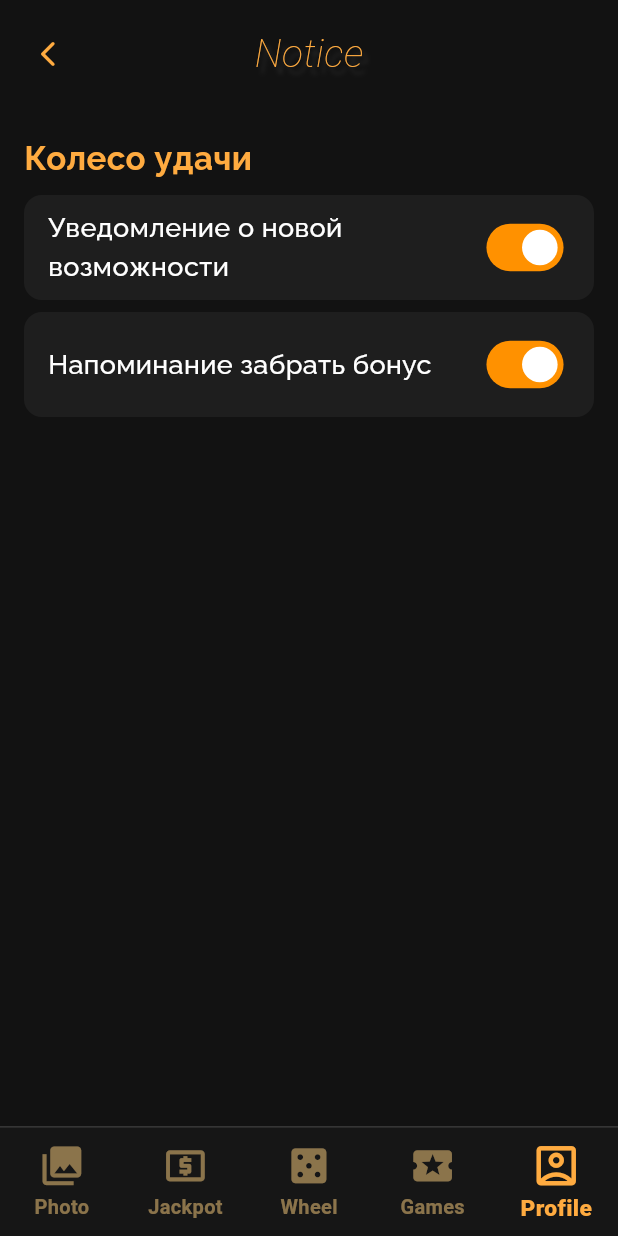
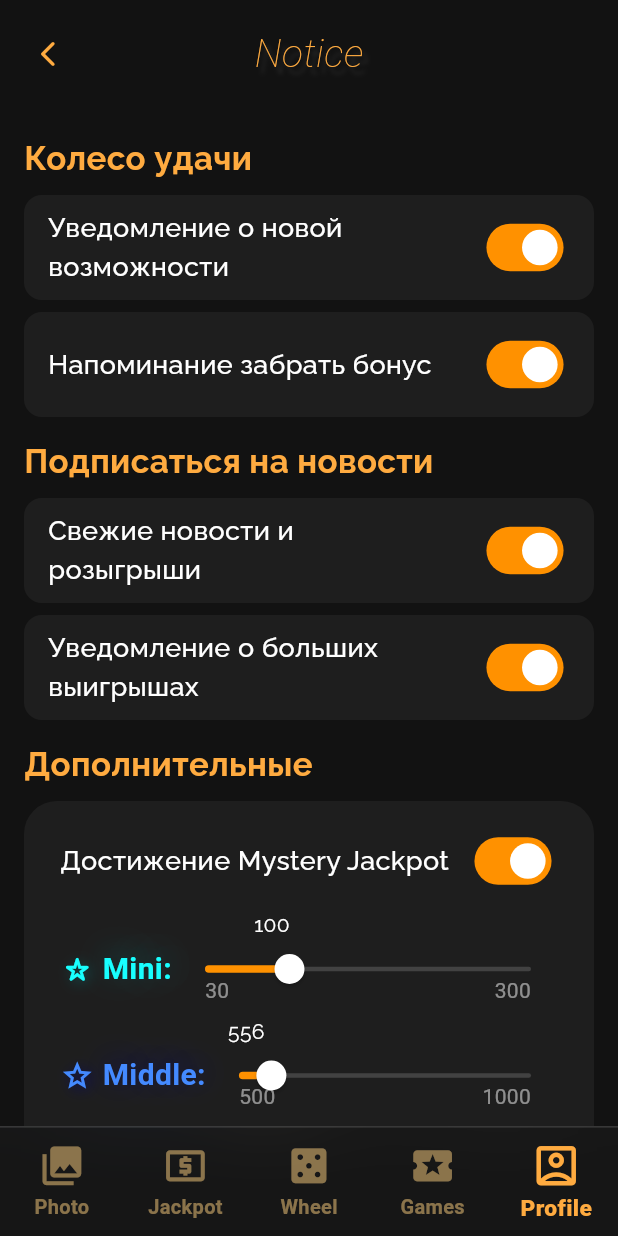
Before and after one commit to TrollBRUNO/iPA_Test_Flutter, a Flutter app: the NotificationPage screen opened by its route, on a phone screen of 412 x 824 dp. Run offline on Flutter 3.47's test engine with Material 3 defaults, Android fonts, the phone set to English and light mode, and no system bars; our stand-ins replace another_flushbar, confetti, dio, easy_localization, flutter_fortune_wheel, flutter_local_notifications and 10 more; missing offline and left inert: flutter_inappwebview, mqtt_client, workmanager; accounts and stored records are empty; network calls fail; Roboto replaces fonts that are missing (Jura).

Commit message:
сделал основу и визуал для уведомления с джекпотами (но пока не воркает)

```diff
--- /dev/null
+++ b/lib/config/mystery_notification_config.dart
@@ -0,0 +1,152 @@
+import 'package:first_app_flutter/services/notification_service.dart';
+import 'package:shared_preferences/shared_preferences.dart';
+
+class MysteryNotificationConfig {
+  final int id;
+  final String title;
+  final String body;
+  final int hour;
+  final int minute;
+  final String prefKey; // для switch
+
+  // Mystery значения
+  double miniMystery;
+  double middleMystery;
+  double megaMystery;
+
+  // Диапазоны для Slider
+  final double miniMin;
+  final double miniMax;
+
+  final double middleMin;
+  final double middleMax;
+
+  final double megaMin;
+  final double megaMax;
+
+  MysteryNotificationConfig({
+    required this.id,
+    required this.title,
+    required this.body,
+    required this.hour,
+    required this.minute,
+    required this.prefKey,
+
+    // значения по умолчанию
+    this.miniMystery = 99.99,
+    this.middleMystery = 555.55,
+    this.megaMystery = 7777.77,
+
+    // диапазоны slider
+    this.miniMin = 30,
+    this.miniMax = 300,
+
+    this.middleMin = 500,
+    this.middleMax = 1000,
+
+    this.megaMin = 3000,
+    this.megaMax = 10000,
+  });
+
+  /// ======== Ключи для хранения ========
+  String get miniKey => '${prefKey}_mini';
+  String get middleKey => '${prefKey}_middle';
+  String get megaKey => '${prefKey}_mega';
+
+  /// Загрузка всех mystery значений
+  Future<void> loadMysteryValues() async {
+    final prefs = await SharedPreferences.getInstance();
+    miniMystery = prefs.getDouble(miniKey) ?? miniMystery;
+    middleMystery = prefs.getDouble(middleKey) ?? middleMystery;
+    megaMystery = prefs.getDouble(megaKey) ?? megaMystery;
+  }
+
+  /// Сохранение всех mystery значений
+  Future<void> saveMysteryValues() async {
+    final prefs = await SharedPreferences.getInstance();
+    await prefs.setDouble(miniKey, miniMystery);
+    await prefs.setDouble(middleKey, middleMystery);
+    await prefs.setDouble(megaKey, megaMystery);
+  }
+}
+
+/// ======
+/// 2. Менеджер Mystery уведомлений
+/// ======
+class MysteryNotificationManager {
+  /// Список mystery уведомлений
+  static final MysteryNotificationConfig mysteryConfig =
+      MysteryNotificationConfig(
+        id: 101,
+        title: 'Достижение Mystery Jackpot',
+        body: 'Один из уровней достиг порога',
+        hour: 21,
+        minute: 00,
+        prefKey: 'mystery_main',
+      );
+
+  /// ===== Switch SAVE =====
+  static Future<void> saveSwitchState(String key, bool value) async {
+    final prefs = await SharedPreferences.getInstance();
+    await prefs.setBool(key, value);
+  }
+
+  /// ===== Switch LOAD =====
+  static Future<bool> loadSwitchState(String key, bool def) async {
+    final prefs = await SharedPreferences.getInstance();
+    return prefs.getBool(key) ?? def;
+  }
+
+  /// ===== Включение / отключение уведомления =====
+  static Future<void> toggleMysteryNotification(
+    MysteryNotificationConfig config,
+    bool enabled,
+  ) async {
+    await saveSwitchState(config.prefKey, enabled);
+
+    if (!enabled) {
+      await NotificationService().cancelNotification(config.id);
+      return;
+    }
+
+    // Подгружаем mystery значения перед запуском
+    await config.loadMysteryValues();
+    await config.saveMysteryValues();
+
+    await NotificationService().showDailyNotification(
+      id: config.id,
+      title: config.title,
+      body:
+          '${config.body}\nMini: ${config.miniMystery.toStringAsFixed(2)}, Middle: ${config.middleMystery.toStringAsFixed(2)}, Mega: ${config.megaMystery.toStringAsFixed(2)}',
+      hour: config.hour,
+      minute: config.minute,
+    );
+  }
+
+  static Future<void> initializeMysteryNotifications() async {
+    final config = mysteryConfig;
+
+    final isEnabled = await loadSwitchState(config.prefKey, true);
+
+    await config.loadMysteryValues();
+
+    if (isEnabled) {
+      await NotificationService().showDailyNotification(
+        id: config.id,
+        title: config.title,
+        body:
+            '${config.body}\nMini: ${config.miniMystery.toStringAsFixed(2)}, Middle: ${config.middleMystery.toStringAsFixed(2)}, Mega: ${config.megaMystery.toStringAsFixed(2)}',
+        hour: config.hour,
+        minute: config.minute,
+      );
+    } else {
+      await NotificationService().cancelNotification(config.id);
+    }
+  }
+
+  static Future<void> deactivateAll() async {
+    final config = mysteryConfig;
+    await NotificationService().cancelNotification(config.id);
+    await saveSwitchState(config.prefKey, false);
+  }
+}
--- a/lib/screens/notification_screen.dart
+++ b/lib/screens/notification_screen.dart
@@ -1,6 +1,8 @@
 import 'package:easy_localization/easy_localization.dart';
+import 'package:first_app_flutter/config/mystery_notification_config.dart';
 import 'package:first_app_flutter/config/notification_config.dart';
 import 'package:first_app_flutter/utils/adaptive_sizes.dart';
+import 'package:first_app_flutter/widgets/mystery_notification_widget.dart';
 import 'package:flutter/material.dart';
 import 'package:flutter/services.dart';
 import 'package:flutter_local_notifications/flutter_local_notifications.dart';
@@ -191,15 +193,16 @@ class _NotificationState extends State<NotificationPage> {
                             NotificationManager.notifications[1],
                           ]),
 
-                          /* sectionTitle("Подписаться на новости"),
+                          sectionTitle("Подписаться на новости"),
                           ..._buildNotificationSection([
                             NotificationManager.notifications[2],
                             NotificationManager.notifications[3],
                           ]),
                           sectionTitle("Дополнительные"),
-                          ..._buildNotificationSection([
-                            NotificationManager.notifications[4],
-                          ]), */
+                          MysteryNotificationTile(
+                            config: MysteryNotificationManager.mysteryConfig,
+                          ),
+
                           const SizedBox(height: 20),
                         ],
                       ),
--- /dev/null
+++ b/lib/widgets/mystery_notification_widget.dart
@@ -0,0 +1,290 @@
+import 'package:first_app_flutter/config/mystery_notification_config.dart';
+import 'package:first_app_flutter/utils/adaptive_sizes.dart';
+import 'package:flutter/material.dart';
+import 'package:google_fonts/google_fonts.dart';
+
+class MysteryNotificationTile extends StatefulWidget {
+  final MysteryNotificationConfig config;
+
+  const MysteryNotificationTile({super.key, required this.config});
+
+  @override
+  State<MysteryNotificationTile> createState() =>
+      _MysteryNotificationTileState();
+}
+
+class _MysteryNotificationTileState extends State<MysteryNotificationTile> {
+  bool enabled = true;
+
+  @override
+  void initState() {
+    super.initState();
+    load();
+  }
+
+  Future<void> load() async {
+    enabled = await MysteryNotificationManager.loadSwitchState(
+      widget.config.prefKey,
+      true,
+    );
+
+    await widget.config.loadMysteryValues();
+    setState(() {});
+  }
+
+  Future<void> toggle(bool v) async {
+    setState(() => enabled = v);
+    await MysteryNotificationManager.toggleMysteryNotification(
+      widget.config,
+      v,
+    );
+  }
+
+  Widget sliderRow({
+    required String label,
+    required double value,
+    required double min,
+    required double max,
+    required Color labelColor,
+    required Color shadowColor,
+    required IconData iconJackpot,
+    required Function(double) onChange,
+  }) {
+    return Padding(
+      padding: const EdgeInsets.only(top: 30, bottom: 5),
+      child: Column(
+        crossAxisAlignment: CrossAxisAlignment.start,
+        children: [
+          Row(
+            children: [
+              Icon(
+                iconJackpot,
+                color: labelColor,
+                size: AdaptiveSizes.getJackpotCountSize() + 3,
+                shadows: [
+                  Shadow(
+                    color: shadowColor,
+                    blurRadius: 10,
+                    offset: Offset(2, 2),
+                  ),
+                ],
+              ),
+
+              SizedBox(width: AdaptiveSizes.w(0.01288)),
+              Text(
+                label,
+                style: TextStyle(
+                  color: labelColor,
+                  fontWeight: FontWeight.bold,
+                  fontSize: AdaptiveSizes.getJackpotCountSize(),
+                  shadows: [
+                    Shadow(
+                      color: shadowColor,
+                      blurRadius: 25,
+                      offset: const Offset(2, -3),
+                    ),
+                  ],
+                ),
+              ) /*
+              const Spacer(),
+              Text(
+                value.toStringAsFixed(0),
+                style: TextStyle(
+                  color: Colors.white,
+                  fontWeight: FontWeight.bold,
+                  fontSize: AdaptiveSizes.getJackpotCountSize(),
+                ),
+              ), */,
+
+              SizedBox(width: AdaptiveSizes.w(0.01)),
+
+              // Слайдер с value над ползунком
+              Expanded(
+                child: LayoutBuilder(
+                  builder: (context, constraints) {
+                    final sliderWidth = constraints.maxWidth;
+                    final thumbPos =
+                        ((value - min) / (max - min)) * sliderWidth;
+
+                    return Stack(
+                      clipBehavior: Clip.none,
+                      children: [
+                        SliderTheme(
+                          data: SliderTheme.of(context).copyWith(
+                            thumbShape: const RoundSliderThumbShape(
+                              enabledThumbRadius: 10,
+                            ),
+                            overlayShape: RoundSliderOverlayShape(
+                              overlayRadius: 18,
+                            ),
+                            trackHeight: 3,
+                            activeTrackColor: Colors.orangeAccent[400],
+                            inactiveTrackColor: Colors.grey[800],
+                            thumbColor: Colors.white,
+                            overlayColor: Colors.white12,
+                          ),
+                          child: Slider(
+                            min: min,
+                            max: max,
+                            value: value,
+                            onChanged: (v) {
+                              setState(() => onChange(v));
+                              widget.config.saveMysteryValues();
+                            },
+                          ),
+                        ),
+                        Positioned(
+                          left: thumbPos - 15, // сдвиг для центрирования
+                          bottom: 37.5, // над слайдером
+                          child: Text(
+                            value.toStringAsFixed(0),
+                            style: GoogleFonts.raleway(
+                              color: Colors.white,
+                              fontSize:
+                                  AdaptiveSizes.getFontCreditBalanceSize(),
+                            ),
+                          ),
+                        ),
+                        Positioned(
+                          left: 18,
+                          bottom: -6,
+                          child: Opacity(
+                            opacity: 0.5,
+                            child: Text(
+                              min.toStringAsFixed(0),
+                              style: TextStyle(
+                                color: Colors.white,
+                                fontSize: 14,
+                              ),
+                            ),
+                          ),
+                        ),
+                        Positioned(
+                          right: 18,
+                          bottom: -6,
+                          child: Opacity(
+                            opacity: 0.5,
+                            child: Text(
+                              max.toStringAsFixed(0),
+                              style: TextStyle(
+                                color: Colors.white,
+                                fontSize: 14,
+                              ),
+                            ),
+                          ),
+                        ),
+                      ],
+                    );
+                  },
+                ),
+              ),
+            ],
+          ),
+        ],
+      ),
+    );
+  }
+
+  @override
+  Widget build(BuildContext context) {
+    final cfg = widget.config;
+
+    return Padding(
+      padding: AdaptiveSizes.getNotificationPadding2(),
+      child: Container(
+        padding: const EdgeInsets.symmetric(horizontal: 24.0, vertical: 16.0),
+        decoration: BoxDecoration(
+          color: const Color(0xFF1E1E1E),
+          borderRadius: BorderRadius.circular(22),
+        ),
+        child: Column(
+          children: [
+            // Header row (TITLE + SWITCH)
+            Row(
+              children: [
+                Expanded(
+                  child: Text(
+                    cfg.title,
+                    style: GoogleFonts.raleway(
+                      fontSize: AdaptiveSizes.getFontInfoSize(),
+                      color: Colors.white,
+                      fontWeight: FontWeight.w500,
+                    ),
+                  ),
+                ),
+                Transform.scale(
+                  scale: AdaptiveSizes.getNotificationSwitchSize(),
+                  child: Switch(
+                    // первые два мб надо будет поменять на что-то по типу:
+                    // value: value,
+                    // onChanged: onChanged,
+                    value: enabled,
+                    onChanged: toggle,
+                    activeColor: Colors.white,
+                    activeTrackColor: Colors.orangeAccent[400],
+                    inactiveThumbColor: Colors.grey[600],
+                    inactiveTrackColor: Colors.grey[800],
+                  ),
+                ),
+              ],
+            ),
+            /* Divider(
+              height: AdaptiveSizes.getDividerProfileHeight(),
+              color: Colors.white,
+            ), */
+            // --- MINI ---
+            sliderRow(
+              label: "Mini:",
+              value: cfg.miniMystery,
+              min: cfg.miniMin,
+              max: cfg.miniMax,
+              labelColor: Colors.cyanAccent,
+              shadowColor: const Color.fromARGB(
+                255,
+                0,
+                124,
+                128,
+              ).withOpacity(0.5),
+              iconJackpot: Icons.star_border_purple500_rounded,
+              onChange: (v) => cfg.miniMystery = v,
+            ),
+
+            // --- MIDDLE ---
+            sliderRow(
+              label: "Middle:",
+              value: cfg.middleMystery,
+              min: cfg.middleMin,
+              max: cfg.middleMax,
+              labelColor: Colors.blueAccent,
+              shadowColor: const Color.fromARGB(
+                255,
+                0,
+                0,
+                128,
+              ).withOpacity(0.6),
+              iconJackpot: Icons.grade_outlined,
+              onChange: (v) => cfg.middleMystery = v,
+            ),
+
+            // --- MEGA ---
+            sliderRow(
+              label: "Mega:",
+              value: cfg.megaMystery,
+              min: cfg.megaMin,
+              max: cfg.megaMax,
+              labelColor: Colors.deepPurpleAccent,
+              shadowColor: const Color.fromARGB(
+                255,
+                115,
+                1,
+                160,
+              ).withOpacity(0.8),
+              iconJackpot: Icons.auto_awesome_outlined,
+              onChange: (v) => cfg.megaMystery = v,
+            ),
+          ],
+        ),
+      ),
+    );
+  }
+}
```
